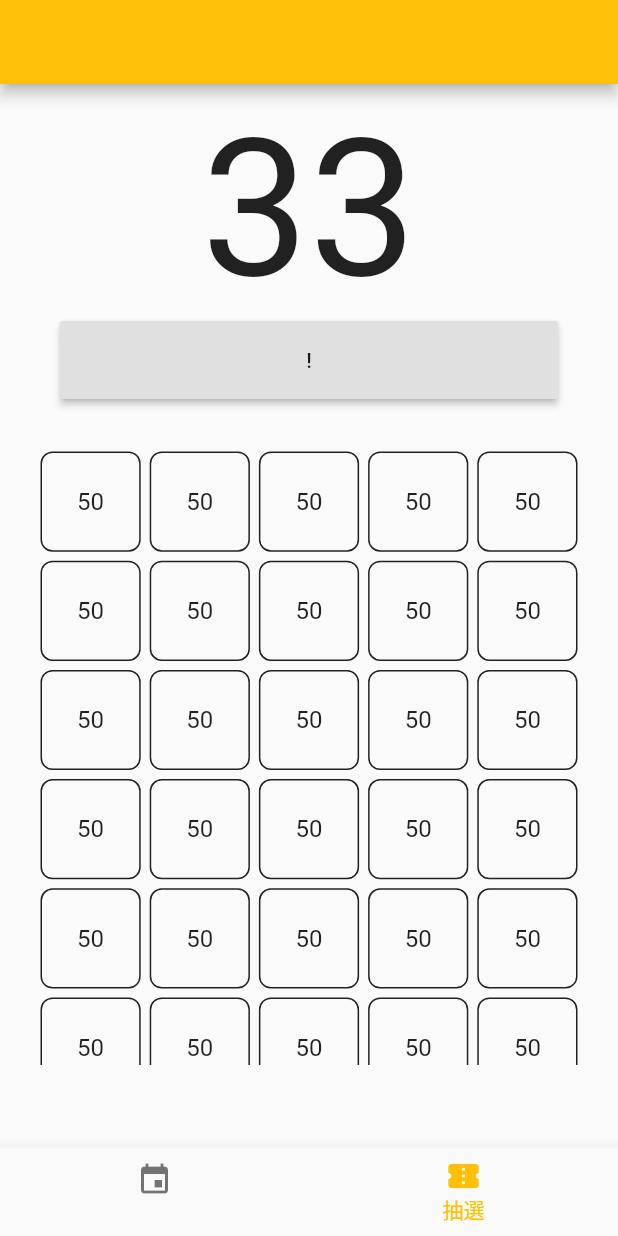
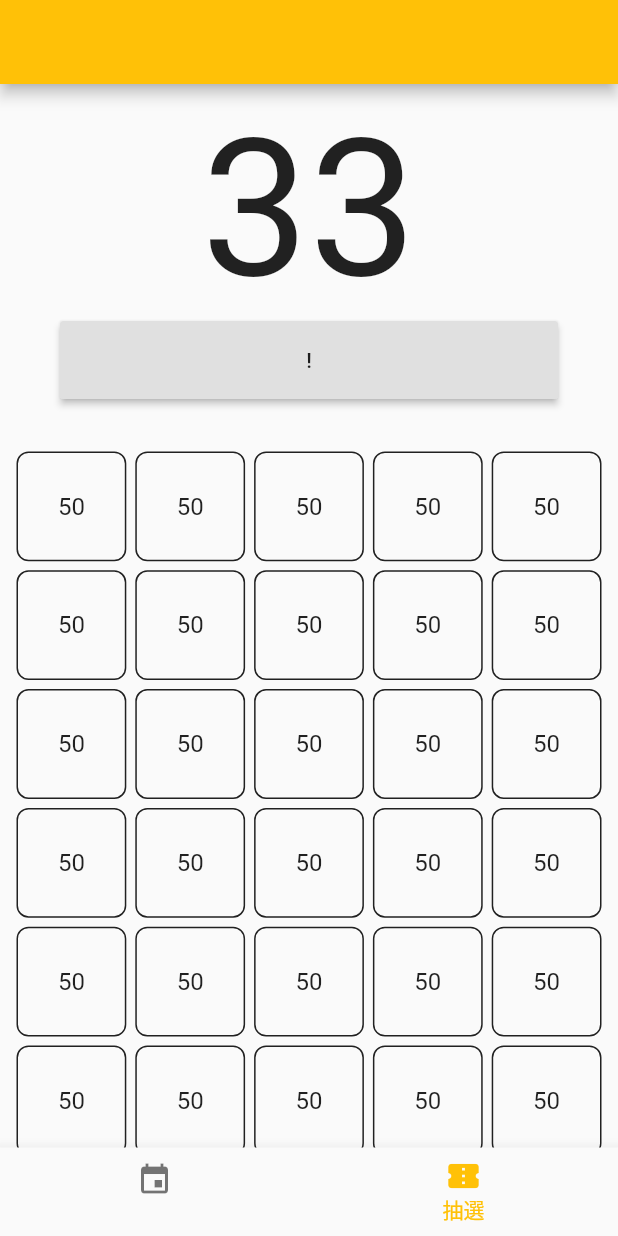
Before and after one commit to solty919/SimpleBingo, a Flutter app: the screen it shows after launch, item 2 of the bottom bar chosen, on a phone screen of 412 x 824 dp. Run offline on Flutter 3.47's test engine with Material 2 defaults, Android fonts, the phone set to English and light mode, and no system bars; our stand-ins replace hive, hive_flutter, vibration; accounts and stored records are empty; generated files the repository leaves out were written again.

Commit message:
Collectionの部分完成

```diff
--- a/simple_bingo/lib/draw/widgets/draw_collection.dart
+++ b/simple_bingo/lib/draw/widgets/draw_collection.dart
@@ -4,12 +4,10 @@ class DrawCollection extends StatelessWidget {
   @override
   Widget build(BuildContext context) {
     final list = List.filled(75, 50);
-    return Padding(
-      padding: const EdgeInsets.fromLTRB(16, 0, 16, 0),
-      child: SizedBox(
-        height: MediaQuery.of(context).size.height * 0.5,
-        child: GridView.builder(
-            shrinkWrap: true, //Scrollを入れ子にするため
+
+    return GridView.builder(
+        shrinkWrap: true, //高さを自動決定
+        physics: NeverScrollableScrollPhysics(), //スクロール不可に
         itemCount: list.length,
         gridDelegate: SliverGridDelegateWithFixedCrossAxisCount(
           crossAxisCount: 5,
@@ -24,14 +22,12 @@ class DrawCollection extends StatelessWidget {
                   borderRadius: BorderRadius.circular(8)),
               child: Center(
                 child: Text(
-                      list[index].toString(),
+                  list.elementAt(index).toString(),
                   style: TextStyle(fontSize: 16),
                 ),
               ),
             ),
           );
-            }),
-      ),
-    );
+        });
   }
 }
```
Lines whose indentation alone changed are shown as unchanged.
